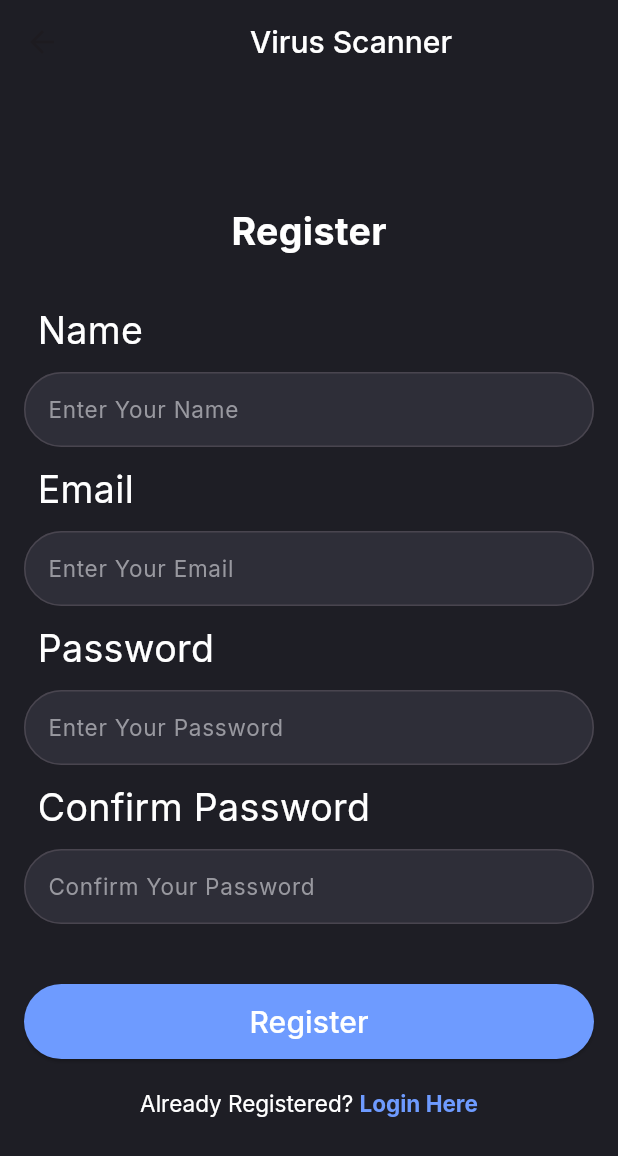
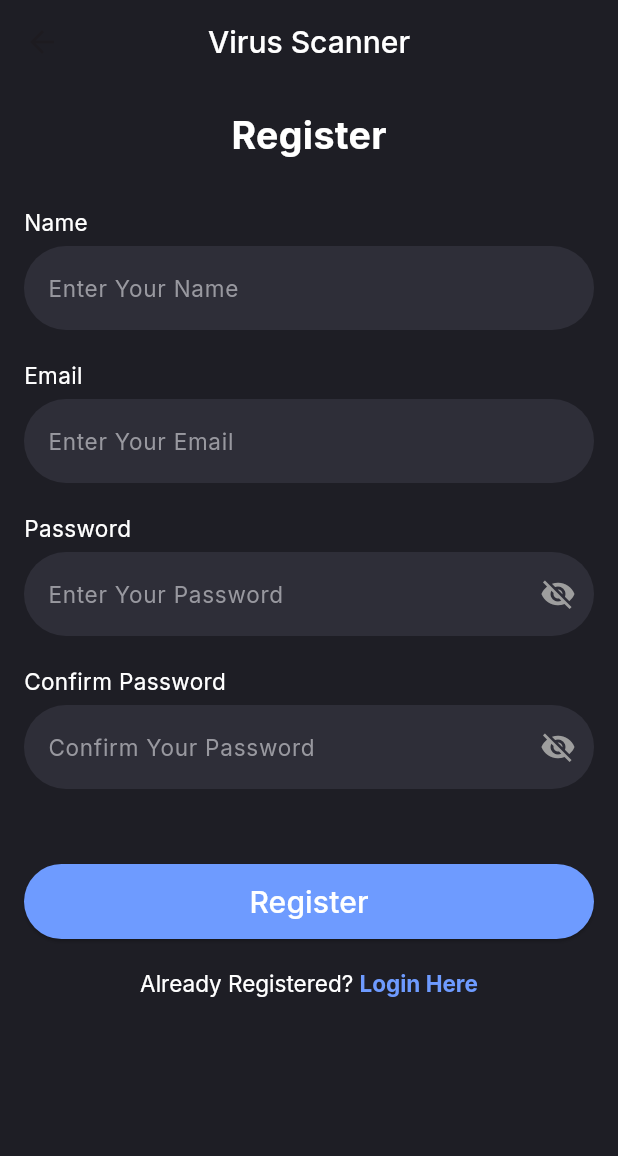
Before and after one commit to JeshaniNikhil/neo_virus_scanner, a Flutter app: the screen it shows after launch, after a tap on "Not Registered? Register Here", on a phone screen of 412 x 824 dp. Shown: the top 1156 px of the screen. Run offline on Flutter 3.47's test engine with Material 3 defaults, Android fonts, the phone set to English and light mode, and no system bars; our stand-ins replace curved_navigation_bar, file_picker, fl_chart, flutter_svg, google_fonts, supabase_flutter; accounts and stored records are empty; network calls fail; project files that could hold a hidden picture were left out.

Commit message:
register change

```diff
--- a/lib/Register/Register.dart
+++ b/lib/Register/Register.dart
@@ -1,8 +1,5 @@
-// ignore: file_names
 import 'package:flutter/material.dart';
 import 'package:google_fonts/google_fonts.dart';
-import 'package:virus_scanner/customWidgets/customfonts.dart';
-import 'package:virus_scanner/Login/Login.dart';
 import 'package:supabase_flutter/supabase_flutter.dart';
 
 class Register extends StatefulWidget {
@@ -16,6 +13,8 @@ class _Register extends State<Register> {
   TextEditingController nameController = TextEditingController();
   TextEditingController passwordController = TextEditingController();
   TextEditingController confirmPasswordController = TextEditingController();
+  bool showPassword = false;
+  bool showConfirmPassword = false;
 
   final _formKey = GlobalKey<FormState>();
 
@@ -36,13 +35,11 @@ class _Register extends State<Register> {
         ScaffoldMessenger.of(context).showSnackBar(
           const SnackBar(content: Text("Registration successful!")),
         );
-        Navigator.push(
-          context,
-          MaterialPageRoute(builder: (context) => const Login()),
-        );
+        Navigator.pushNamed(context, '/login'); // Navigate to login page
       } else {
         ScaffoldMessenger.of(context).showSnackBar(
-          const SnackBar(content: Text("Registration failed. Please try again.")),
+          const SnackBar(
+              content: Text("Registration failed. Please try again.")),
         );
       }
     } catch (e) {
@@ -55,76 +52,87 @@ class _Register extends State<Register> {
   @override
   Widget build(BuildContext context) {
     return Scaffold(
-      backgroundColor: const Color(0xFF1e1e25),
+      backgroundColor: const Color(0xFF1E1E25),
       appBar: AppBar(
-        backgroundColor: const Color(0xFF1e1e25),
-        title: Center(
-          child: Text(
+        backgroundColor: const Color(0xFF1E1E25),
+        elevation: 0,
+        centerTitle: true,
+        title: Text(
           "Virus Scanner",
           style: GoogleFonts.inter(
-                color: Colors.white, fontSize: 20, fontWeight: FontWeight.w500),
+            color: Colors.white,
+            fontSize: 20,
+            fontWeight: FontWeight.w500,
           ),
         ),
       ),
-      body: Padding(
-        padding: const EdgeInsets.symmetric(horizontal: 16.0, vertical: 24),
+      body: SingleChildScrollView(
+        padding: const EdgeInsets.all(16.0),
         child: Form(
           key: _formKey,
           child: Column(
-            mainAxisAlignment: MainAxisAlignment.center,
+            crossAxisAlignment: CrossAxisAlignment.start,
             children: [
               Center(
                 child: Text(
                   'Register',
                   style: GoogleFonts.inter(
-                      fontSize: 25, fontWeight: FontWeight.w700, color: Colors.white),
+                    fontSize: 25,
+                    fontWeight: FontWeight.w700,
+                    color: Colors.white,
+                  ),
                 ),
               ),
               const SizedBox(height: 20),
-
-              // Name Field
               CustomTextField(
                 controller: nameController,
                 label: "Name",
                 hintText: "Enter Your Name",
                 validator: (name) {
-                  if (name == null || name.isEmpty) {
+                  if (name == null || name.trim().isEmpty) {
                     return "Please Provide Your Name";
                   }
-                  if (name.length > 50) {
+                  if (name.trim().length > 50) {
                     return "Name must be less than 50 characters";
                   }
-                  if (!RegExp(r'^[a-zA-Z ]+$').hasMatch(name)) {
+                  if (!RegExp(r'^[a-zA-Z ]+$').hasMatch(name.trim())) {
                     return "Name must contain only alphabets";
                   }
                   return null;
                 },
               ),
-
-              // Email Field
               CustomTextField(
                 controller: emailController,
                 label: "Email",
                 hintText: "Enter Your Email",
                 validator: (email) {
-                  if (email == null || email.isEmpty) {
+                  if (email == null || email.trim().isEmpty) {
                     return "Please Provide Your Email";
                   }
                   String pattern =
                       r'^[a-zA-Z0-9._%+-]+@[a-zA-Z0-9.-]+\.[a-zA-Z]{2,}$';
-                  if (!RegExp(pattern).hasMatch(email)) {
+                  if (!RegExp(pattern).hasMatch(email.trim())) {
                     return "Please Enter a Valid Email Address";
                   }
                   return null;
                 },
               ),
-
-              // Password Field
               CustomTextField(
                 controller: passwordController,
                 label: "Password",
                 hintText: "Enter Your Password",
-                obscureText: true,
+                obscureText: !showPassword,
+                suffixIcon: IconButton(
+                  icon: Icon(
+                    showPassword ? Icons.visibility : Icons.visibility_off,
+                    color: Colors.grey,
+                  ),
+                  onPressed: () {
+                    setState(() {
+                      showPassword = !showPassword;
+                    });
+                  },
+                ),
                 validator: (password) {
                   if (password == null || password.isEmpty) {
                     return "Please Provide Your Password";
@@ -135,13 +143,24 @@ class _Register extends State<Register> {
                   return null;
                 },
               ),
-
-              // Confirm Password Field
               CustomTextField(
                 controller: confirmPasswordController,
                 label: "Confirm Password",
                 hintText: "Confirm Your Password",
-                obscureText: true,
+                obscureText: !showConfirmPassword,
+                suffixIcon: IconButton(
+                  icon: Icon(
+                    showConfirmPassword
+                        ? Icons.visibility
+                        : Icons.visibility_off,
+                    color: Colors.grey,
+                  ),
+                  onPressed: () {
+                    setState(() {
+                      showConfirmPassword = !showConfirmPassword;
+                    });
+                  },
+                ),
                 validator: (confirmPassword) {
                   if (confirmPassword == null || confirmPassword.isEmpty) {
                     return "Please Confirm Your Password";
@@ -152,10 +171,7 @@ class _Register extends State<Register> {
                   return null;
                 },
               ),
-
               const SizedBox(height: 40),
-
-              // Register Button
               ElevatedButton(
                 onPressed: registerUser,
                 style: ElevatedButton.styleFrom(
@@ -174,16 +190,11 @@ class _Register extends State<Register> {
                   ),
                 ),
               ),
-
               const SizedBox(height: 20),
-
-              // Already Registered? Login Here
-              GestureDetector(
+              Center(
+                child: GestureDetector(
                   onTap: () {
-                  Navigator.push(
-                    context,
-                    MaterialPageRoute(builder: (context) => const Login()),
-                  );
+                    Navigator.pushNamed(context, '/login');
                   },
                   child: RichText(
                     text: TextSpan(
@@ -206,6 +217,7 @@ class _Register extends State<Register> {
                     ),
                   ),
                 ),
+              ),
             ],
           ),
         ),
@@ -219,6 +231,7 @@ class CustomTextField extends StatelessWidget {
   final String label;
   final String hintText;
   final bool obscureText;
+  final Widget? suffixIcon;
   final String? Function(String?) validator;
 
   const CustomTextField({
@@ -227,45 +240,46 @@ class CustomTextField extends StatelessWidget {
     required this.label,
     required this.hintText,
     this.obscureText = false,
+    this.suffixIcon,
     required this.validator,
   });
 
   @override
   Widget build(BuildContext context) {
-    return Column(
+    return Padding(
+      padding: const EdgeInsets.symmetric(vertical: 10),
+      child: Column(
         crossAxisAlignment: CrossAxisAlignment.start,
         children: [
-        Padding(
-          padding: const EdgeInsets.symmetric(horizontal: 9, vertical: 10),
-          child: Text(
+          Text(
             label,
             style: GoogleFonts.inter(
               color: Colors.white,
-              fontSize: 25,
+              fontSize: 15,
               fontWeight: FontWeight.normal,
             ),
           ),
-        ),
-        SizedBox(
-          width: double.infinity,
-          height: 50,
-          child: TextFormField(
+          const SizedBox(height: 5),
+          TextFormField(
+            controller: controller,
+            obscureText: obscureText,
             style: const TextStyle(color: Colors.white),
-            obscureText: obscureText,
-            controller: controller,
             decoration: InputDecoration(
-              hintStyle: const TextStyle(color: Color(0xFF98989F), fontSize: 15),
+              hintText: hintText,
+              hintStyle:
+                  const TextStyle(color: Color(0xFF98989F), fontSize: 15),
               filled: true,
-              hintText: hintText,
+              fillColor: const Color(0xFF2E2E38),
               border: OutlineInputBorder(
                 borderRadius: BorderRadius.circular(99),
+                borderSide: BorderSide.none,
               ),
-              fillColor: const Color(0xFF2E2E38),
+              suffixIcon: suffixIcon,
             ),
             validator: validator,
           ),
+        ],
       ),
-      ],
     );
   }
 }
--- a/lib/main.dart
+++ b/lib/main.dart
@@ -12,19 +12,33 @@ import 'package:supabase_flutter/supabase_flutter.dart';
 
 Future<void> main() async {
   WidgetsFlutterBinding.ensureInitialized();
+
   await Supabase.initialize(
     url: 'https://ehketgceejfwurpmbymf.supabase.co',
     anonKey:
         'eyJhbGciOiJIUzI1NiIsInR5cCI6IkpXVCJ9.eyJpc3MiOiJzdXBhYmFzZSIsInJlZiI6ImVoa2V0Z2NlZWpmd3VycG1ieW1mIiwicm9sZSI6ImFub24iLCJpYXQiOjE3MzQ2MzU4MjIsImV4cCI6MjA1MDIxMTgyMn0.JeFMZdy1dBTR70SzVGHENavXoIIUD3qhVOm9U5UYkTY',
   );
-  //error solve thay gay che
-  runApp(
-    MaterialApp(
+
+  runApp(const VirusScannerApp());
+}
+
+class VirusScannerApp extends StatelessWidget {
+  const VirusScannerApp({super.key});
+
+  @override
+  Widget build(BuildContext context) {
+    return MaterialApp(
       debugShowCheckedModeBanner: false,
-      home:const Login(),
+      initialRoute: '/login', // Set the initial route
       theme: ThemeData(
         textTheme: GoogleFonts.interTextTheme(),
       ),
-    ),
-  );
+      routes: {
+        '/login': (context) => const Login(),
+        '/register': (context) => const Register(),
+        '/splash': (context) => const SplashScreen(),
+        '/upload': (context) => const FileUploadScreen(),
+      },
+    );
+  }
 }
```
Also changed, not shown: pubspec.lock. Lines whose indentation alone changed are shown as unchanged.
